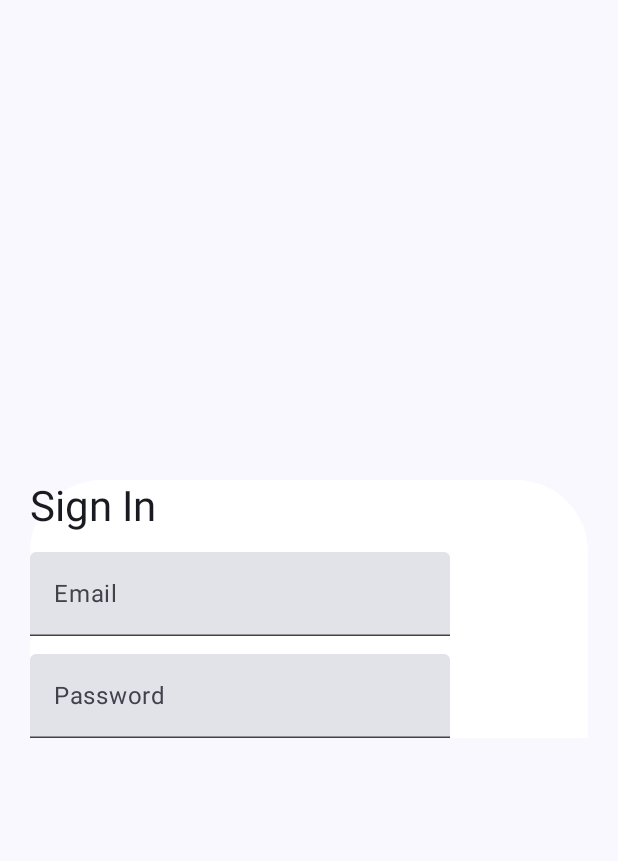
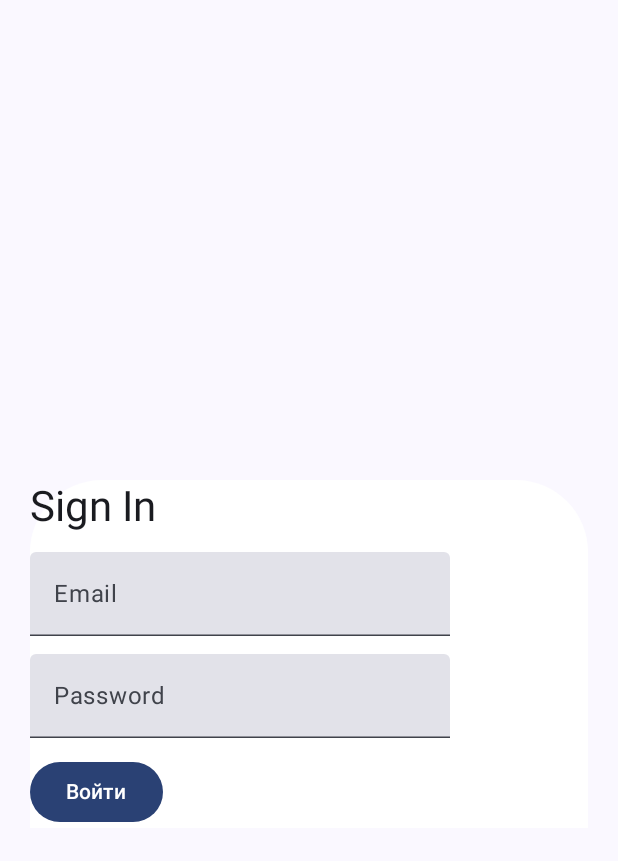
Before and after one commit to Vladimir-Silvanovich/SuperpowerfullAndroidApplication2, an Android app built with Jetpack Compose: the screen it shows after launch (MainActivity), on a phone screen of 412 x 824 dp. Shown: the top 861 px of the screen. Run offline under Robolectric (Android 15) with nearby library versions, the phone set to English and light mode, and no system bars; libraries missing offline, so code that uses them is left out: io.github.jan.supabase.

Commit message:
Added sign in button

```diff
--- a/app/src/main/java/com/example/chudoapplication/presentation/signIn/SignInScreen.kt
+++ b/app/src/main/java/com/example/chudoapplication/presentation/signIn/SignInScreen.kt
@@ -103,6 +103,10 @@ fun SignInScreen(
                     onValueChange = { viewModel.onPasswordChange(it) },
                     label = { Text("Password") }
                 )
+                Button(onClick = {viewModel.signIn()})
+                {
+                    Text("Войти")
+                }
             }
         }
     }
```
